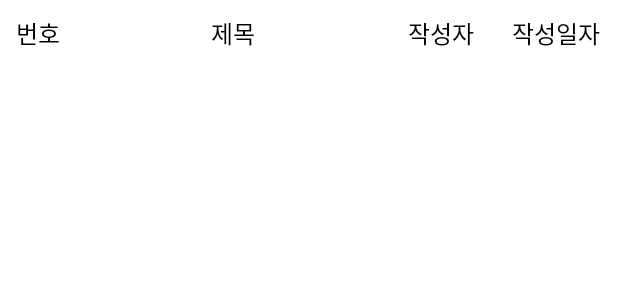
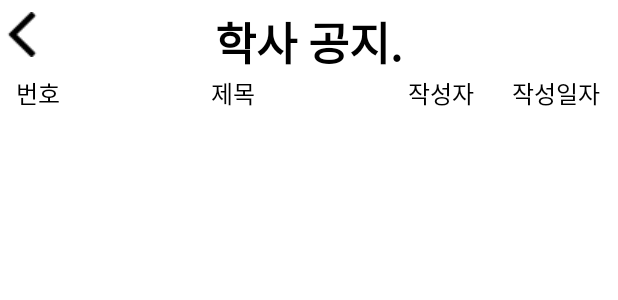
Before and after one commit to giljihun/HanTongSok, an Android app: the layout activity_haksa.xml on its own in the app's theme, with its tools: preview values and no code run, on a phone screen of 412 x 824 dp. Shown: the top 300 px of the screen. Run offline under Robolectric (Android 15) with nearby library versions, the phone set to English and light mode, and no system bars.

Commit message:
**** 2023.06.13.(TUS). ****
feat. 페이지 타이틀바, 뒤로가기 버튼 구현

```diff
--- a/app/src/main/res/layout/activity_haksa.xml
+++ b/app/src/main/res/layout/activity_haksa.xml
@@ -7,11 +7,40 @@
     android:gravity="center"
     tools:context=".HaksaPage">
 
+
+    <ImageButton
+        android:id="@+id/btnback_haksa"
+        android:layout_width="wrap_content"
+        android:layout_height="45dp"
+        android:layout_weight="0.5"
+        android:background="@color/white"
+        android:src="@drawable/prev"
+        android:layout_marginLeft="4dp"
+        android:text="Button">
+    </ImageButton>
+
+    <TextView
+        android:id="@+id/title_haksa"
+        android:layout_width="wrap_content"
+        android:layout_height="wrap_content"
+        android:text="학사 공지."
+        android:textColor="@color/black"
+        android:textSize="30dp"
+        android:fontFamily="@font/chosuncentennial_otf"
+        android:textStyle="bold"
+        android:layout_gravity="center_horizontal"
+        android:layout_margin="5dp"/>
+
+    <LinearLayout
+        android:layout_width="match_parent"
+        android:layout_height="match_parent"
+        android:orientation="vertical">
+
         <LinearLayout
             android:layout_width="match_parent"
             android:layout_height="wrap_content"
             android:orientation="horizontal"
-        android:paddingTop="10dp">
+            android:paddingTop="50dp">
 
             <TextView
                 android:id="@+id/column_number"
@@ -71,8 +100,9 @@
         <androidx.recyclerview.widget.RecyclerView
             android:id="@+id/recyclerView"
             android:layout_width="match_parent"
-        android:layout_height="match_parent"
+            android:layout_height="wrap_content"
             android:layout_weight="1"
-        android:paddingTop="30dp"
-        android:paddingBottom="20dp"/>
+            android:paddingBottom="5dp"/>
+    </LinearLayout>
+
 </FrameLayout>
```
Also changed, not shown: app/src/main/res/drawable/prev.png (added), app/src/main/res/drawable/prev2.png (added). Lines whose indentation alone changed are shown as unchanged.
